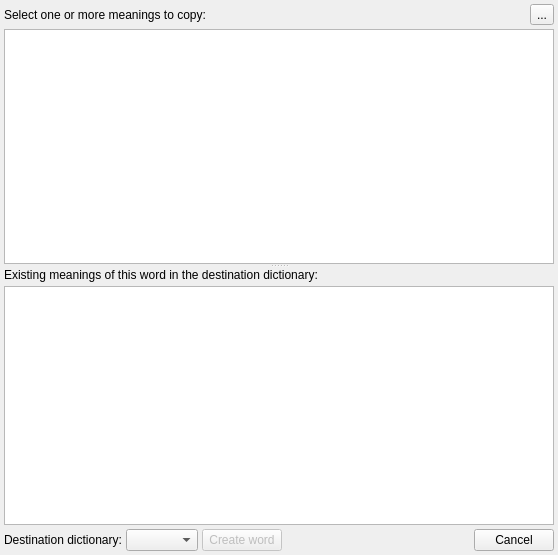
This is wordtodictionaryform.ui in z1dev/zkanji as Qt 5 draws it before an edit. The edited form follows.
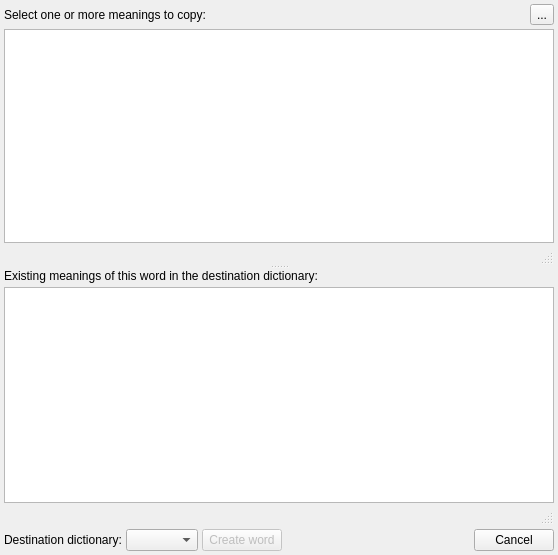
This is the edited form. Custom widgets are drawn as their Qt base class.

```diff
--- a/wordtodictionaryform.ui
+++ b/wordtodictionaryform.ui
@@ -100,8 +100,7 @@
          </widget>
         </item>
         <item>
-         <widget class="ZStatusBar" name="wordsStatus" native="true">
-         </widget>
+         <widget class="ZStatusBar" name="wordsStatus"/>
         </item>
        </layout>
       </widget>
@@ -154,8 +153,7 @@
          </widget>
         </item>
         <item>
-         <widget class="ZStatusBar" name="meaningsStatus" native="true">
-         </widget>
+         <widget class="ZStatusBar" name="meaningsStatus"/>
         </item>
        </layout>
       </widget>
@@ -212,17 +210,17 @@
   </widget>
  </widget>
  <customwidgets>
-  <customwidget>
-   <class>ZDictionaryListView</class>
-   <extends>QTableView</extends>
-   <header>zdictionarylistview.h</header>
-  </customwidget>
   <customwidget>
    <class>ZStatusBar</class>
-   <extends>QWidget</extends>
+   <extends>QStatusBar</extends>
    <header>zstatusbar.h</header>
    <container>1</container>
   </customwidget>
+  <customwidget>
+   <class>ZDictionaryListView</class>
+   <extends>QTableView</extends>
+   <header>zdictionarylistview.h</header>
+  </customwidget>
  </customwidgets>
  <resources/>
  <connections/>
```
Left out of the diff: 2 changed lines with no effect on the pictures.
